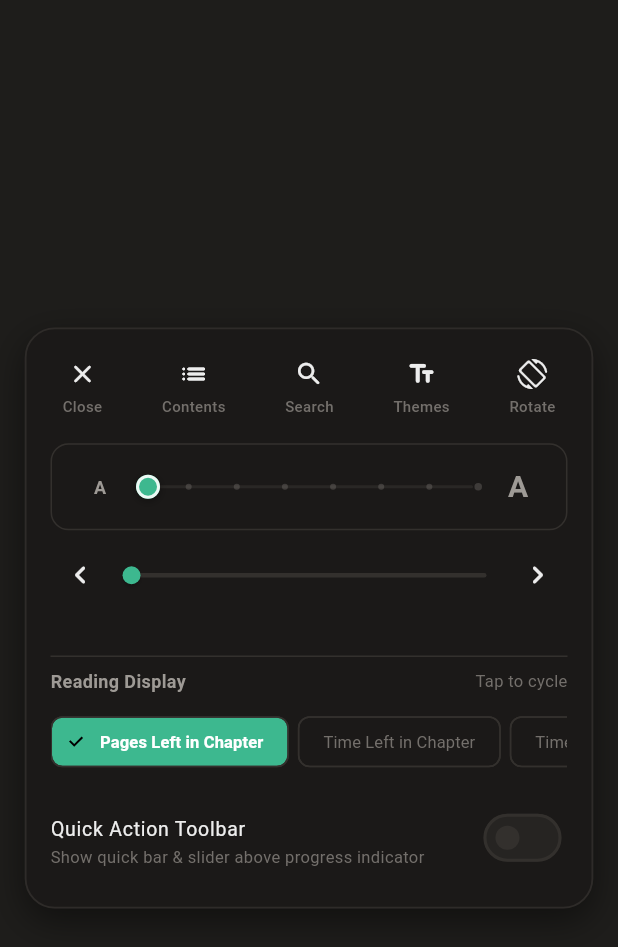
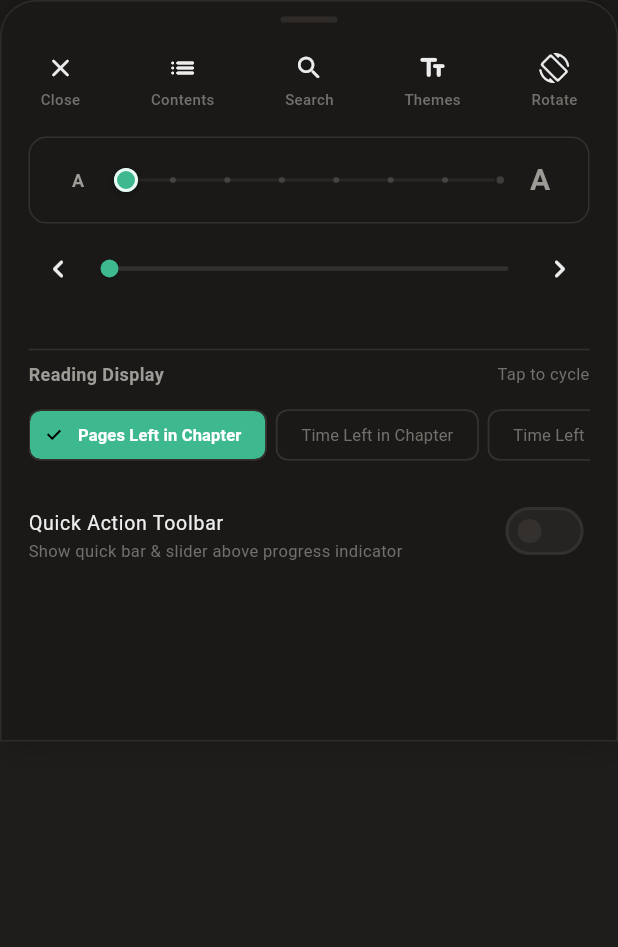
Before and after one commit to lk-03/foliate-android, a Flutter app: the FloatingReaderMenu widget shown alone on an empty page, opened directly with empty values, on a phone screen of 412 x 824 dp. Shown: the top 947 px of the screen. Run offline on Flutter 3.47's test engine with Material 3 defaults, Android fonts, the phone set to English and light mode, and no system bars; our stand-ins replace file_picker, flutter_riverpod, shared_preferences, webview_flutter; accounts and stored records are empty.

Commit message:
fix(reader): bottom sheet menu covers bottom 60% of screen and close button dismisses popup only

```diff
--- a/lib/components/apple_books_controls.dart
+++ b/lib/components/apple_books_controls.dart
@@ -786,7 +786,8 @@ class FloatingReaderMenu extends StatelessWidget {
   final ValueChanged<double> onScrubPercentage;
   final VoidCallback onPrevPage;
   final VoidCallback onNextPage;
-  final VoidCallback onBackToLibrary;
+  final VoidCallback onClose;
+  final VoidCallback? onBackToLibrary;
   final VoidCallback onOpenTOC;
   final VoidCallback onOpenSearch;
   final VoidCallback onOpenAppearance;
@@ -809,7 +810,8 @@ class FloatingReaderMenu extends StatelessWidget {
     required this.onScrubPercentage,
     required this.onPrevPage,
     required this.onNextPage,
-    required this.onBackToLibrary,
+    required this.onClose,
+    this.onBackToLibrary,
     required this.onOpenTOC,
     required this.onOpenSearch,
     required this.onOpenAppearance,
@@ -829,40 +831,59 @@ class FloatingReaderMenu extends StatelessWidget {
     final colors = Theme.of(context).extension<FoliateThemeColors>() ??
         FoliateThemeColors.dark;
     final activeColor = accentColor ?? AdwaitaColors.foliateGreen;
+    final screenHeight = MediaQuery.of(context).size.height;
+    final sheetHeight = screenHeight * 0.60;
 
     return RepaintBoundary(
-      child: Center(
       child: Container(
-          width: MediaQuery.of(context).size.width * 0.92,
-          constraints: const BoxConstraints(maxWidth: 420),
+        height: sheetHeight,
+        width: double.infinity,
         decoration: BoxDecoration(
-            color: colors.headerBar.withValues(alpha: 0.96),
-            borderRadius: BorderRadius.circular(20),
+          color: colors.headerBar.withValues(alpha: 0.98),
+          borderRadius: const BorderRadius.vertical(top: Radius.circular(24)),
           border: Border.all(
             color: colors.border.withValues(alpha: 0.8),
-              width: 1.2,
+            width: 1.0,
           ),
           boxShadow: [
             BoxShadow(
-                color: Colors.black.withValues(alpha: 0.45),
-                blurRadius: 20,
-                offset: const Offset(0, 8),
+              color: Colors.black.withValues(alpha: 0.4),
+              blurRadius: 24,
+              offset: const Offset(0, -6),
             ),
           ],
         ),
-          padding: const EdgeInsets.symmetric(horizontal: 16, vertical: 14),
+        child: Material(
+          color: Colors.transparent,
+          child: SafeArea(
+            top: false,
+            child: Column(
+            children: [
+              // Top Drag Handle
+              Container(
+                width: 38,
+                height: 4,
+                margin: const EdgeInsets.only(top: 10, bottom: 6),
+                decoration: BoxDecoration(
+                  color: colors.border.withValues(alpha: 0.8),
+                  borderRadius: BorderRadius.circular(2),
+                ),
+              ),
+              Expanded(
                 child: SingleChildScrollView(
+                  physics: const BouncingScrollPhysics(),
+                  padding: const EdgeInsets.symmetric(horizontal: 18, vertical: 8),
                   child: Column(
                     mainAxisSize: MainAxisSize.min,
                     children: [
-                // Row 1: Action Shortcuts Bar (Close icon instead of 'Library' text)
+                      // Row 1: Action Shortcuts Bar (Close icon dismisses the popup)
                       Row(
                         mainAxisAlignment: MainAxisAlignment.spaceBetween,
                         children: [
                           _buildActionButton(
                             icon: Icons.close_rounded,
                             label: 'Close',
-                      onTap: onBackToLibrary,
+                            onTap: onClose,
                             colors: colors,
                             activeColor: activeColor,
                           ),
@@ -1042,6 +1063,10 @@ class FloatingReaderMenu extends StatelessWidget {
             ),
           ),
         ),
+      ],
+    ),
+  ),
+),
 ),
 );
   }
--- a/lib/screens/reader_screen.dart
+++ b/lib/screens/reader_screen.dart
@@ -348,7 +348,7 @@ class _ReaderScreenState extends State<ReaderScreen> {
       isScrollControlled: true,
       builder: (ctx) => Padding(
         padding: EdgeInsets.only(
-          bottom: MediaQuery.of(ctx).viewInsets.bottom + 20,
+          bottom: MediaQuery.of(ctx).viewInsets.bottom,
         ),
         child: StatefulBuilder(
           builder: (context, setSheetState) {
@@ -377,9 +377,8 @@ class _ReaderScreenState extends State<ReaderScreen> {
               onNextPage: () {
                 _bridge.goNext();
               },
-              onBackToLibrary: () {
+              onClose: () {
                 Navigator.of(ctx).pop();
-                Navigator.of(context).pop();
               },
               onOpenTOC: () {
                 Navigator.of(ctx).pop();
```
Also changed, not shown: 1 other file. Lines whose indentation alone changed are shown as unchanged.
